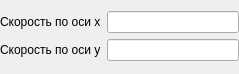
messteno/Q3Solver, file source/q3boundary/q3boundaryin.ui: the form before one commit.
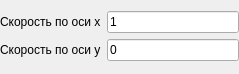
The form after the commit.

The edit to the form file:
```diff
--- a/source/q3boundary/q3boundaryin.ui
+++ b/source/q3boundary/q3boundaryin.ui
@@ -28,7 +28,11 @@
     </widget>
    </item>
    <item row="0" column="1">
-    <widget class="QLineEdit" name="vxEdit"/>
+    <widget class="QLineEdit" name="vxEdit">
+     <property name="text">
+      <string>1</string>
+     </property>
+    </widget>
    </item>
    <item row="1" column="0">
     <widget class="QLabel" name="vyLabel">
@@ -38,7 +42,11 @@
     </widget>
    </item>
    <item row="1" column="1">
-    <widget class="QLineEdit" name="vyEdit"/>
+    <widget class="QLineEdit" name="vyEdit">
+     <property name="text">
+      <string>0</string>
+     </property>
+    </widget>
    </item>
   </layout>
  </widget>
```
